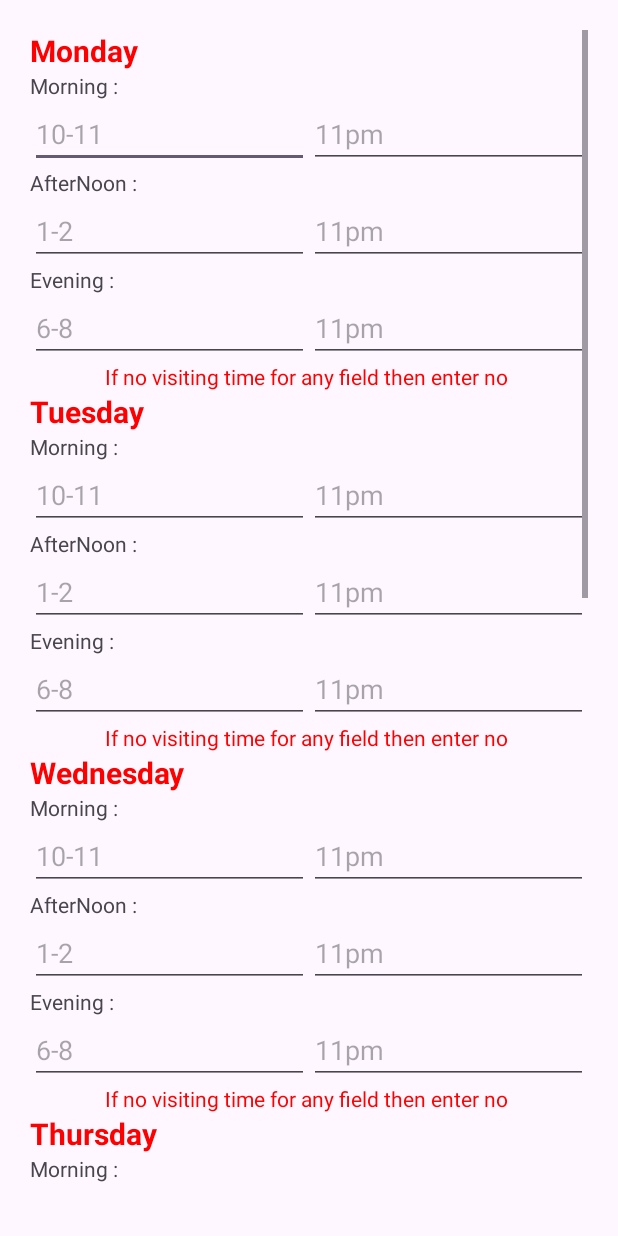
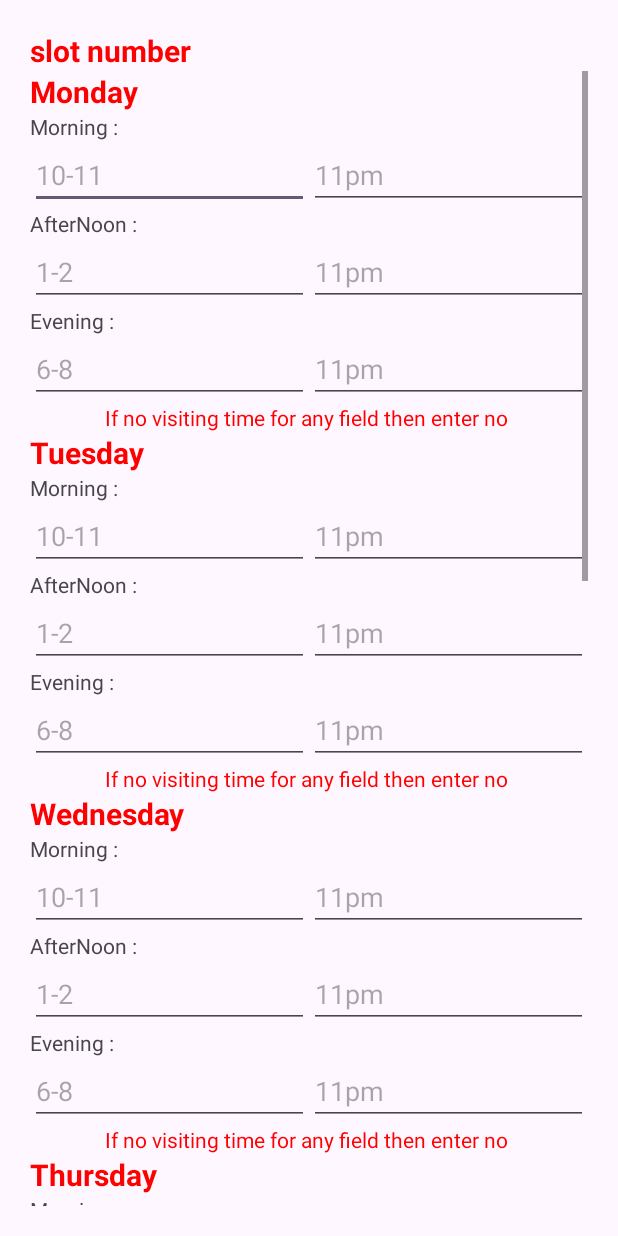
Before and after one commit to CollegeProject-2025-Bsc/Doctor_App_Database_Admin_Panel, an Android app: the layout visit_dialog.xml on its own in the app's theme, with its tools: preview values and no code run, on a phone screen of 412 x 824 dp. Run offline under Robolectric (Android 15) with nearby library versions, the phone set to English and light mode, and no system bars.

Commit message:
added function for dr time slot

```diff
--- a/app/src/main/java/com/example/doctor_app_database_admin_panel/AllDocAdapter.kt
+++ b/app/src/main/java/com/example/doctor_app_database_admin_panel/AllDocAdapter.kt
@@ -17,7 +17,8 @@ import com.google.firebase.firestore.QuerySnapshot
 class AllDocAdapter(
     val docList: ArrayList<DoctorModel>,
     val firebaseDB: FirebaseFirestore,
-    val depId: String
+    val depId: String,
+    val slot:Int
 ): RecyclerView.Adapter<AllDocAdapter.AllDocViewHolder>() {
     inner class AllDocViewHolder(item: View) : RecyclerView.ViewHolder(item)
 
@@ -74,6 +75,10 @@ class AllDocAdapter(
         visit.setOnClickListener {
             val view = LayoutInflater.from(holder.itemView.context)
                 .inflate(R.layout.visit_dialog, null, false)
+
+            val slotCount = view.findViewById<TextView>(R.id.slotCount)
+            slotCount.text = "Total slot - ${docList[position].slot}"
+
             val mMorning = view.findViewById<EditText>(R.id.mMorning)
             val mAfternoon = view.findViewById<EditText>(R.id.mAfternoon)
             val mEvening = view.findViewById<EditText>(R.id.mEvening)
--- a/app/src/main/java/com/example/doctor_app_database_admin_panel/AllDocs.kt
+++ b/app/src/main/java/com/example/doctor_app_database_admin_panel/AllDocs.kt
@@ -17,6 +17,7 @@ class AllDocs : AppCompatActivity() {
 
         val department = intent.getStringExtra("dep").toString()
         val depId = intent.getStringExtra("id").toString()
+        val slot = intent.getIntExtra("slot",0)
 
         allDocsBinding.doctor.text = department
         firebaseDB = FirebaseFirestore.getInstance()
@@ -29,7 +30,7 @@ class AllDocs : AppCompatActivity() {
                 Log.d("@data", "onCreate: $data \n $depId")
                 doc.addAll(data!!)
                 allDocsBinding.allRec.layoutManager = LinearLayoutManager(this)
-                allDocsBinding.allRec.adapter = AllDocAdapter(doc,firebaseDB,depId)
+                allDocsBinding.allRec.adapter = AllDocAdapter(doc,firebaseDB,depId,slot)
         }
 
 
--- a/app/src/main/res/layout/visit_dialog.xml
+++ b/app/src/main/res/layout/visit_dialog.xml
@@ -1,9 +1,25 @@
 <?xml version="1.0" encoding="utf-8"?>
-<ScrollView xmlns:android="http://schemas.android.com/apk/res/android"
+<LinearLayout xmlns:android="http://schemas.android.com/apk/res/android"
     android:orientation="vertical"
     android:padding="20.dp"
     android:layout_width="match_parent"
     android:layout_height="match_parent">
+    <TextView
+        android:id="@+id/slotCount"
+        android:layout_width="match_parent"
+        android:layout_height="wrap_content"
+        android:textStyle="bold"
+        android:textSize="20dp"
+        android:textColor="@color/red"
+        android:text="slot number"/>
+    <ScrollView
+        android:layout_width="match_parent"
+        android:layout_height="match_parent"
+        >
+        <LinearLayout
+            android:layout_width="match_parent"
+            android:layout_height="match_parent"
+            android:orientation="vertical">
             <LinearLayout
                 android:layout_width="match_parent"
                 android:layout_height="match_parent"
@@ -624,6 +640,9 @@
                         android:text="If no visiting time for any field then enter no "/>
                 </LinearLayout>
             </LinearLayout>
+        </LinearLayout>
+    </ScrollView>
 
 
-</ScrollView>
+
+</LinearLayout>
```
Lines whose indentation alone changed are shown as unchanged.
